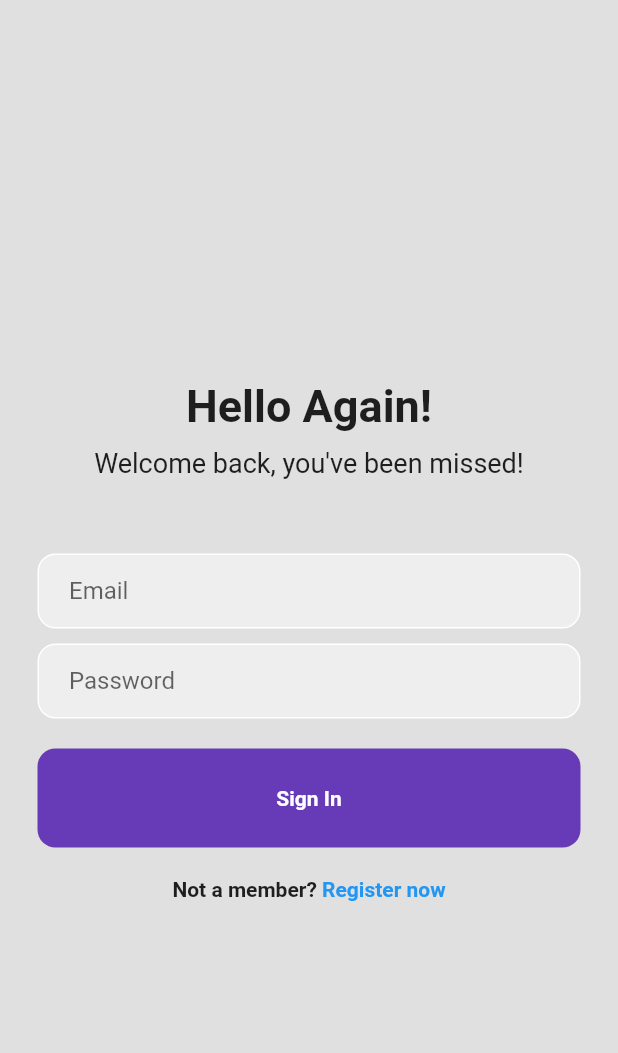
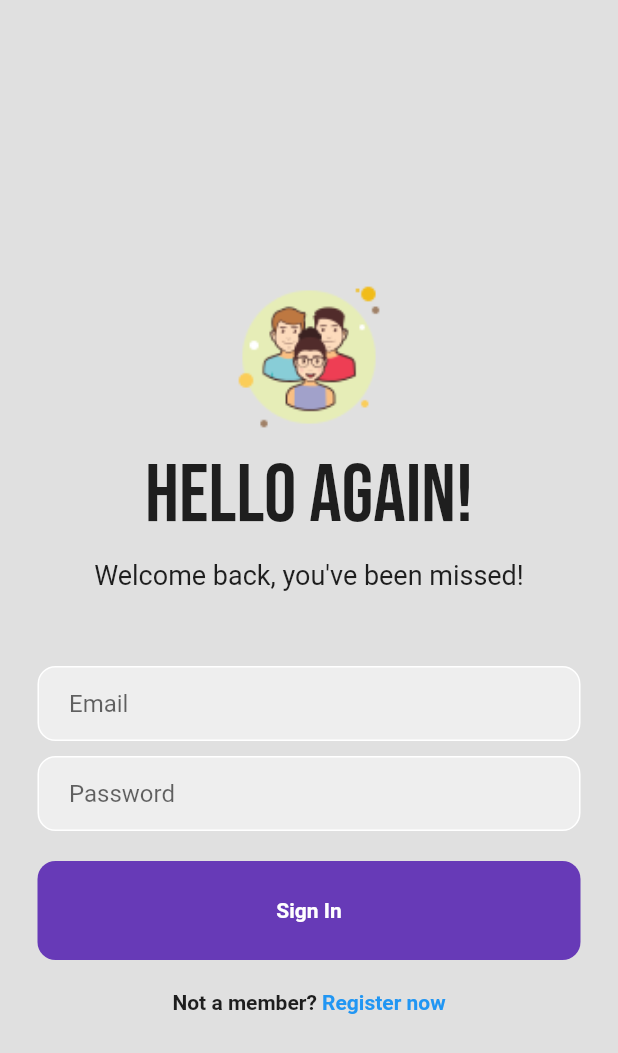
Before and after one commit to iZeroKim/Guest-Book-App, a Flutter app: the screen it shows after launch, on a phone screen of 412 x 824 dp. Shown: the top 1053 px of the screen. Run offline on Flutter 3.47's test engine with Material 2 defaults, Android fonts, the phone set to English and light mode, and no system bars; our stand-ins replace google_fonts.

Commit message:
Add login page image

```diff
--- a/lib/login_page.dart
+++ b/lib/login_page.dart
@@ -1,4 +1,5 @@
 import 'package:flutter/material.dart';
+import 'package:google_fonts/google_fonts.dart';
 
 class LoginPage extends StatefulWidget {
   const LoginPage({Key? key}) : super(key: key);
@@ -12,15 +13,25 @@ class _LoginPageState extends State<LoginPage> {
   Widget build(BuildContext context) {
     return Scaffold(
         backgroundColor: Colors.grey[300],
+        resizeToAvoidBottomInset : false,
         body: SafeArea(
             child: Center(
           child: Column(mainAxisAlignment: MainAxisAlignment.center, children: [
             const SizedBox(
               height: 30,
             ),
+            Image.asset(
+              'images/icon.png',
+              width: 120.0,
+              height: 120.0,
+              fit: BoxFit.cover,
+            ),
             //Welcome text
-            const Text("Hello Again!",
-                style: TextStyle(fontWeight: FontWeight.bold, fontSize: 30.0)),
+            Text("Hello Again!",
+                style: GoogleFonts.bebasNeue(
+                  fontSize: 54,
+                ),
+            ),
             const SizedBox(
               height: 10,
             ),
--- a/pubspec.yaml
+++ b/pubspec.yaml
@@ -47,6 +47,7 @@ dev_dependencies:
   # package. See that file for information about deactivating specific lint
   # rules and activating additional ones.
   flutter_lints: ^2.0.0
+  google_fonts: 2.2.0
 
 # For information on the generic Dart part of this file, see the
 # following page: https://dart.dev/tools/pub/pubspec
@@ -60,8 +61,8 @@ flutter:
   uses-material-design: true
 
   # To add assets to your application, add an assets section, like this:
-  # assets:
-  #   - images/a_dot_burr.jpeg
+  assets:
+     - images/icon.png
   #   - images/a_dot_ham.jpeg
 
   # An image asset can refer to one or more resolution-specific "variants", see
```
Also changed, not shown: images/icon.png (added), pubspec.lock.
